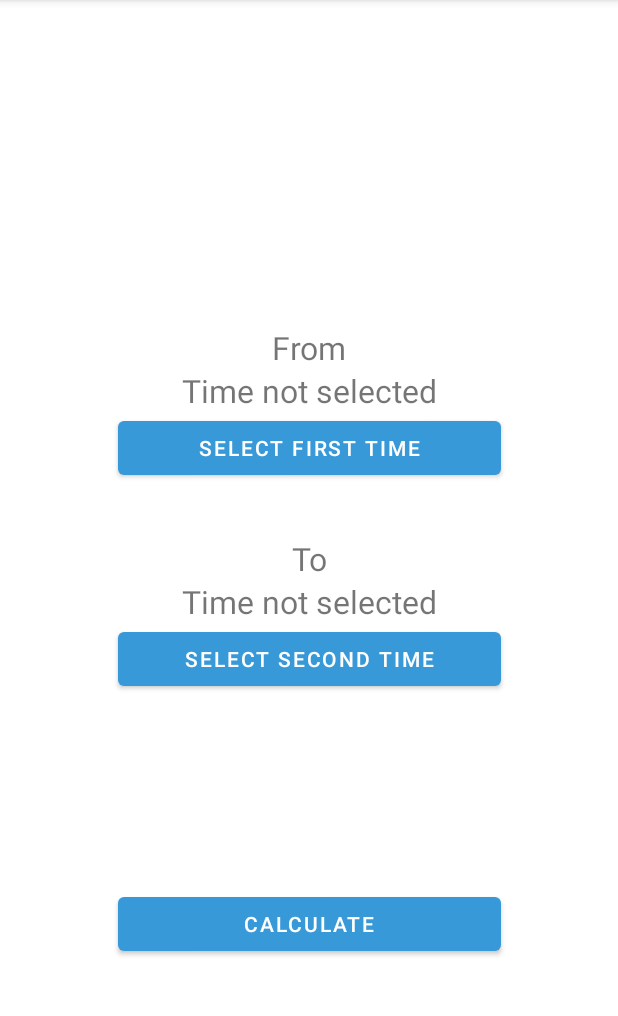
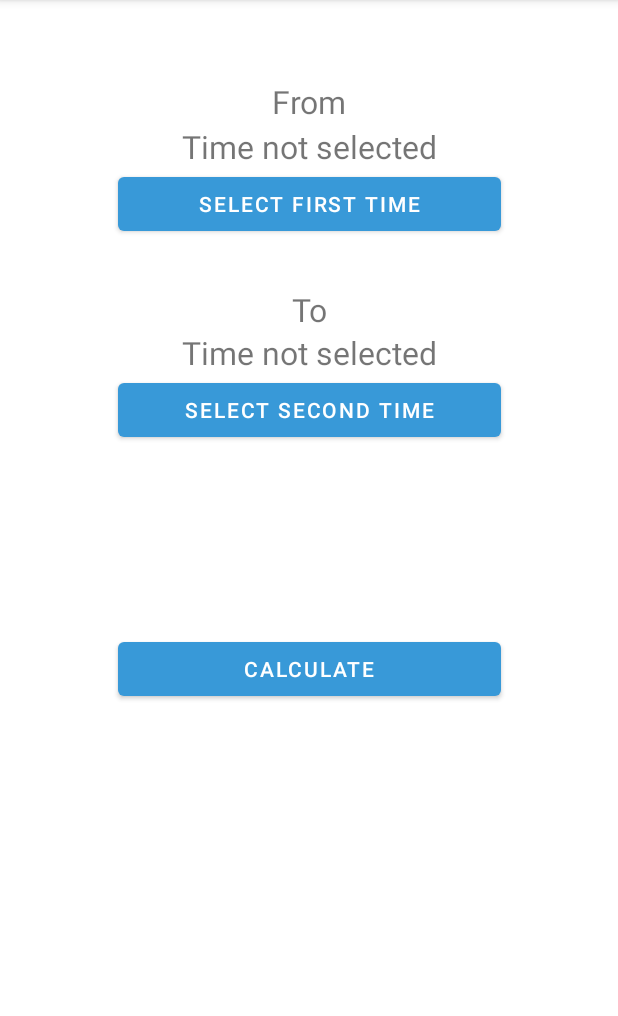
Before and after one commit to AnecFox/TimeCalcAndroid, an Android app: the screen it shows after launch (MainActivity), on a phone screen of 412 x 824 dp, the part 84-1100 px from its top. Run offline under Robolectric (Android 15) with nearby library versions, the phone set to English and light mode, and no system bars.

Commit message:
Some bug fixes

```diff
--- a/app/build.gradle
+++ b/app/build.gradle
@@ -12,7 +12,7 @@ android {
         minSdk 23
         targetSdk 33
         versionCode 1
-        versionName "0.1.4"
+        versionName "0.1.5"
         multiDexEnabled true
 
         testInstrumentationRunner "androidx.test.runner.AndroidJUnitRunner"
--- a/app/src/main/res/layout/activity_main.xml
+++ b/app/src/main/res/layout/activity_main.xml
@@ -10,21 +10,23 @@
         android:id="@+id/textViewFrom"
         android:layout_width="wrap_content"
         android:layout_height="wrap_content"
+        android:layout_marginTop="53dp"
         android:text="@string/from"
         android:textSize="21sp"
-        app:layout_constraintBottom_toTopOf="@+id/textView1"
         app:layout_constraintEnd_toEndOf="@+id/textView1"
-        app:layout_constraintStart_toStartOf="@+id/textView1" />
+        app:layout_constraintStart_toStartOf="@+id/textView1"
+        app:layout_constraintTop_toTopOf="parent" />
 
     <TextView
         android:id="@+id/textView1"
         android:layout_width="wrap_content"
         android:layout_height="wrap_content"
+        android:layout_marginTop="1dp"
         android:text="@string/time_not_selected"
         android:textSize="21sp"
-        app:layout_constraintBottom_toTopOf="@+id/buttonSelectFirstTime"
         app:layout_constraintEnd_toEndOf="@+id/buttonSelectFirstTime"
-        app:layout_constraintStart_toStartOf="@+id/buttonSelectFirstTime" />
+        app:layout_constraintStart_toStartOf="@+id/buttonSelectFirstTime"
+        app:layout_constraintTop_toBottomOf="@+id/textViewFrom" />
 
     <Button
         android:id="@+id/buttonSelectFirstTime"
@@ -32,22 +34,22 @@
         android:layout_height="48dp"
         android:layout_marginStart="78dp"
         android:layout_marginEnd="78dp"
-        android:layout_marginBottom="64dp"
         android:onClick="showFirstTimePickerDialog"
         android:text="@string/select_first_time"
-        app:layout_constraintBottom_toTopOf="@+id/textView2"
         app:layout_constraintEnd_toEndOf="parent"
-        app:layout_constraintStart_toStartOf="parent" />
+        app:layout_constraintStart_toStartOf="parent"
+        app:layout_constraintTop_toBottomOf="@+id/textView1" />
 
     <TextView
         android:id="@+id/textViewTo"
         android:layout_width="wrap_content"
         android:layout_height="wrap_content"
+        android:layout_marginTop="32dp"
         android:text="@string/to"
         android:textSize="21sp"
-        app:layout_constraintBottom_toTopOf="@+id/textView2"
         app:layout_constraintEnd_toEndOf="@+id/textView2"
-        app:layout_constraintStart_toStartOf="@+id/textView2" />
+        app:layout_constraintStart_toStartOf="@+id/textView2"
+        app:layout_constraintTop_toBottomOf="@+id/buttonSelectFirstTime" />
 
     <TextView
         android:id="@+id/textView2"
@@ -55,9 +57,9 @@
         android:layout_height="wrap_content"
         android:text="@string/time_not_selected"
         android:textSize="21sp"
-        app:layout_constraintBottom_toTopOf="@+id/buttonSelectSecondTime"
         app:layout_constraintEnd_toEndOf="@+id/buttonSelectSecondTime"
-        app:layout_constraintStart_toStartOf="@+id/buttonSelectSecondTime" />
+        app:layout_constraintStart_toStartOf="@+id/buttonSelectSecondTime"
+        app:layout_constraintTop_toBottomOf="@+id/textViewTo" />
 
     <Button
         android:id="@+id/buttonSelectSecondTime"
@@ -65,34 +67,33 @@
         android:layout_height="48dp"
         android:layout_marginStart="78dp"
         android:layout_marginEnd="78dp"
-        android:layout_marginBottom="48dp"
         android:onClick="showSecondTimePickerDialog"
         android:text="@string/select_second_time"
-        app:layout_constraintBottom_toTopOf="@+id/textViewResult"
         app:layout_constraintEnd_toEndOf="parent"
-        app:layout_constraintStart_toStartOf="parent" />
+        app:layout_constraintStart_toStartOf="parent"
+        app:layout_constraintTop_toBottomOf="@+id/textView2" />
 
     <TextView
         android:id="@+id/textViewResult"
         android:layout_width="wrap_content"
         android:layout_height="wrap_content"
-        android:layout_marginBottom="48dp"
-        android:textSize="24sp"
+        android:layout_marginTop="48dp"
+        android:textSize="21sp"
         android:textStyle="bold"
-        app:layout_constraintBottom_toTopOf="@+id/buttonCalculate"
         app:layout_constraintEnd_toEndOf="@+id/buttonCalculate"
-        app:layout_constraintStart_toStartOf="@+id/buttonCalculate" />
+        app:layout_constraintStart_toStartOf="@+id/buttonCalculate"
+        app:layout_constraintTop_toBottomOf="@+id/buttonSelectSecondTime" />
 
     <Button
         android:id="@+id/buttonCalculate"
         android:layout_width="255dp"
         android:layout_height="48dp"
         android:layout_marginStart="78dp"
+        android:layout_marginTop="48dp"
         android:layout_marginEnd="78dp"
-        android:layout_marginBottom="128dp"
         android:text="@string/calculate"
-        app:layout_constraintBottom_toBottomOf="parent"
         app:layout_constraintEnd_toEndOf="parent"
-        app:layout_constraintStart_toStartOf="parent" />
+        app:layout_constraintStart_toStartOf="parent"
+        app:layout_constraintTop_toBottomOf="@+id/textViewResult" />
 
 </androidx.constraintlayout.widget.ConstraintLayout>
--- a/app/src/main/res/values/strings.xml
+++ b/app/src/main/res/values/strings.xml
@@ -11,7 +11,7 @@
 
     <!-- Preference Titles -->
     <string name="version_header">Version</string>
-    <string name="version">0.1.4</string>
+    <string name="version">0.1.5</string>
 
     <!-- Words -->
     <string name="hour_word_1">hour</string>
--- a/build.gradle
+++ b/build.gradle
@@ -1,6 +1,6 @@
 // Top-level build file where you can add configuration options common to all sub-projects/modules.
 plugins {
-    id 'com.android.application' version '7.4.2' apply false
-    id 'com.android.library' version '7.4.2' apply false
+    id 'com.android.application' version '8.0.0' apply false
+    id 'com.android.library' version '8.0.0' apply false
     id 'org.jetbrains.kotlin.android' version '1.8.20-RC' apply false
 }
--- a/gradle.properties
+++ b/gradle.properties
@@ -21,3 +21,5 @@ kotlin.code.style=official
 # resources declared in the library itself and none from the library's dependencies,
 # thereby reducing the size of the R class for that library
 android.nonTransitiveRClass=true
+android.defaults.buildfeatures.buildconfig=true
+android.nonFinalResIds=false
```
Also changed, not shown: app/src/main/java/com/anec/timecalc/TimeCalculator.kt (+4 -5 lines), gradle/wrapper/gradle-wrapper.properties, 2 other files.
